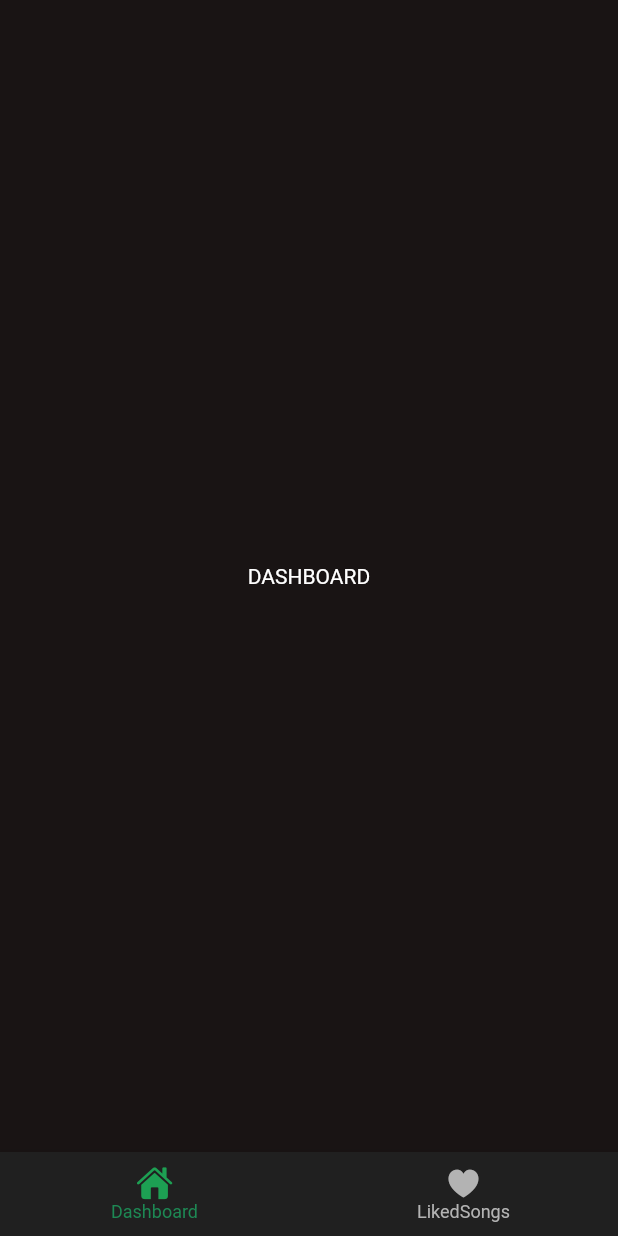
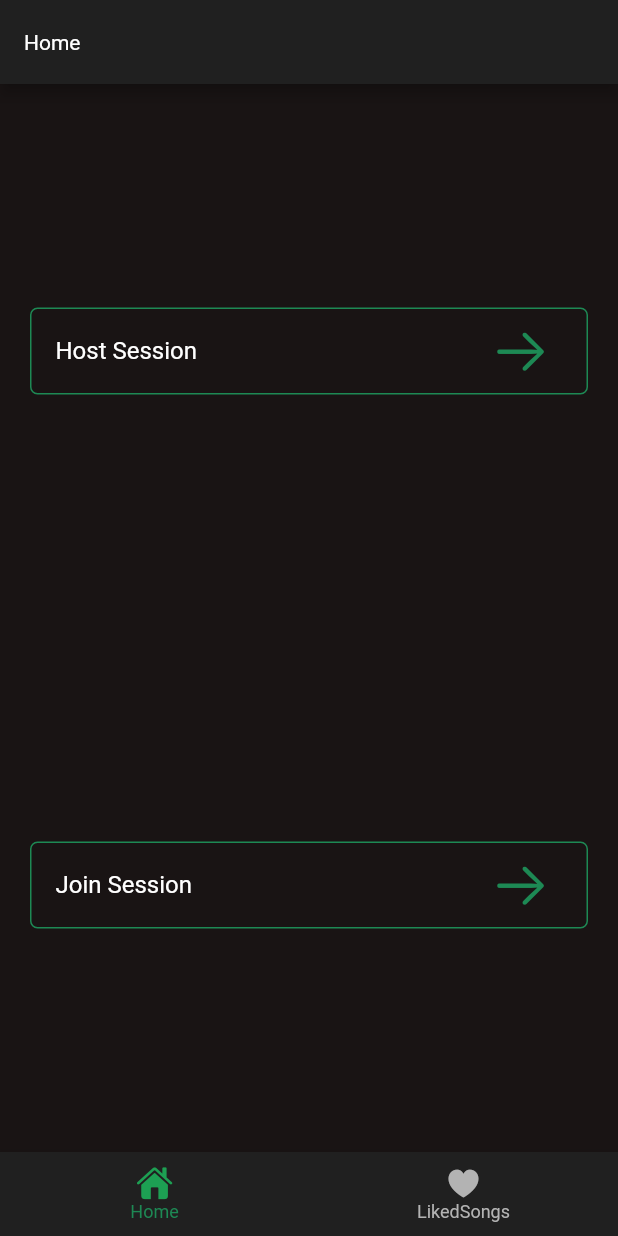
Before and after one commit to TijsGroenendaal/Queuemusic, a Flutter app: the screen it shows after launch, on a phone screen of 412 x 824 dp. Run offline on Flutter 3.47's test engine with Material 2 defaults, Android fonts, the phone set to English and light mode, and no system bars; our stand-ins replace firebase_core, sqflite; accounts and stored records are empty.

Commit message:
✨ create simple menu widget

```diff
--- a/lib/screens/DashboardScreen.dart
+++ b/lib/screens/DashboardScreen.dart
@@ -17,7 +17,7 @@ class DashboardScreen extends StatefulWidget {
 class _DashboardState extends State<DashboardScreen> {
   int _selectedIndex = 0;
   static const List<Widget> _widgetOptions = <Widget>[
-    Center(child: Text("DASHBOARD")),
+    MenuWidget(),
     LikedSongsWidget(),
   ];
 
@@ -38,7 +38,7 @@ class _DashboardState extends State<DashboardScreen> {
             items: const <BottomNavigationBarItem>[
               BottomNavigationBarItem(
                 icon: Icon(CupertinoIcons.house_fill),
-                label: "Dashboard"
+                label: "Home"
               ),
               BottomNavigationBarItem(
                 icon: Icon(CupertinoIcons.heart_fill),
--- /dev/null
+++ b/lib/widgets/MenuWidget.dart
@@ -0,0 +1,53 @@
+import 'package:flutter/cupertino.dart';
+import 'package:flutter/material.dart';
+import 'package:queuemusic/common/QueueMusicColor.dart';
+import 'package:queuemusic/common/QueueMusicTheme.dart';
+
+class MenuWidget extends StatefulWidget {
+  const MenuWidget({Key? key}) : super(key: key);
+
+  @override
+  _MenuWidgetState createState() => _MenuWidgetState();
+}
+
+class _MenuWidgetState extends State<MenuWidget> {
+  @override
+  Widget build(BuildContext context) {
+    return Theme(
+      data: theme(),
+      child: Scaffold(
+        appBar: AppBar(
+          title: Text("Home"),
+        ),
+        body: Center(
+          child: Container(
+            padding: EdgeInsets.symmetric(horizontal: 20),
+            child: Column(
+              mainAxisAlignment: MainAxisAlignment.spaceAround,
+              children: [
+                ListTile(
+                  title: Text("Host Session"),
+                  trailing: IconButton(
+                    onPressed: () {},
+                    icon: Icon(CupertinoIcons.arrow_right),
+                    color: QueueMusicColor.green,
+                    iconSize: 40,
+                  ),
+                ),
+                ListTile(
+                  title: Text("Join Session"),
+                  trailing: IconButton(
+                    onPressed: () {},
+                    icon: Icon(CupertinoIcons.arrow_right),
+                    color: QueueMusicColor.green,
+                    iconSize: 40,
+                  ),
+                )
+              ],
+            ),
+          ),
+        ),
+      ),
+    );
+  }
+}
```
